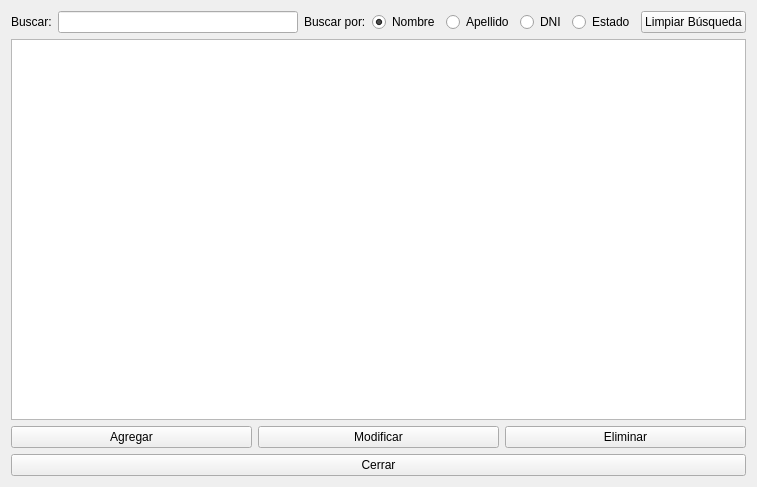
Before: the Qt Designer form ventanasocios.ui in DanielaGanan/biblioteca, drawn with Qt 5.
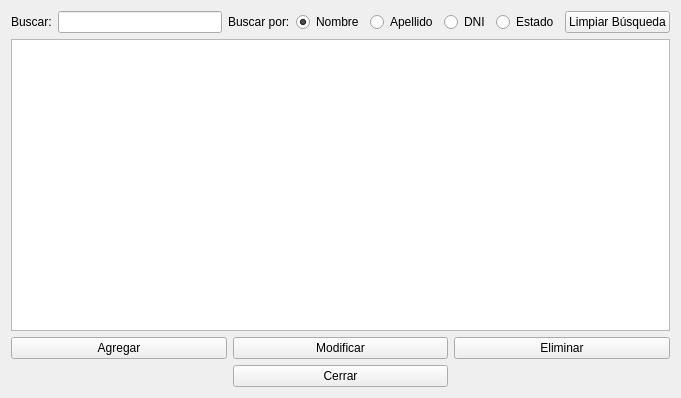
After: the same form once the commit is applied. Icons and pictures are not drawn.

What changed in the file:
```diff
--- a/ventanasocios.ui
+++ b/ventanasocios.ui
@@ -6,13 +6,17 @@
    <rect>
     <x>0</x>
     <y>0</y>
-    <width>757</width>
-    <height>487</height>
+    <width>681</width>
+    <height>398</height>
    </rect>
   </property>
   <property name="windowTitle">
    <string>Form</string>
   </property>
+  <property name="windowIcon">
+   <iconset resource="resource.qrc">
+    <normaloff>:/recursos/Img/nueva-cuenta.png</normaloff>:/recursos/Img/nueva-cuenta.png</iconset>
+  </property>
   <layout class="QGridLayout" name="gridLayout">
    <item row="0" column="0">
     <layout class="QVBoxLayout" name="verticalLayout">
@@ -83,34 +87,32 @@
       </widget>
      </item>
      <item>
-      <layout class="QHBoxLayout" name="horizontalLayout_2">
+      <layout class="QGridLayout" name="gridLayout_2">
        <property name="bottomMargin">
         <number>0</number>
        </property>
-       <item>
+       <item row="0" column="0">
         <widget class="QPushButton" name="btnAgregar">
          <property name="text">
           <string>Agregar</string>
          </property>
         </widget>
        </item>
-       <item>
+       <item row="0" column="1">
         <widget class="QPushButton" name="btnModificar">
          <property name="text">
           <string>Modificar</string>
          </property>
         </widget>
        </item>
-       <item>
+       <item row="0" column="2">
         <widget class="QPushButton" name="btnEliminar">
          <property name="text">
           <string>Eliminar</string>
          </property>
         </widget>
        </item>
-      </layout>
-     </item>
-     <item>
+       <item row="1" column="1">
       <widget class="QPushButton" name="btnCerrar">
        <property name="text">
         <string>Cerrar</string>
@@ -120,6 +122,8 @@
     </layout>
    </item>
   </layout>
+   </item>
+  </layout>
  </widget>
  <resources/>
  <connections/>
```
Left out of the diff: 4 changed lines with no effect on the pictures. Lines whose indentation alone changed are shown as unchanged.
